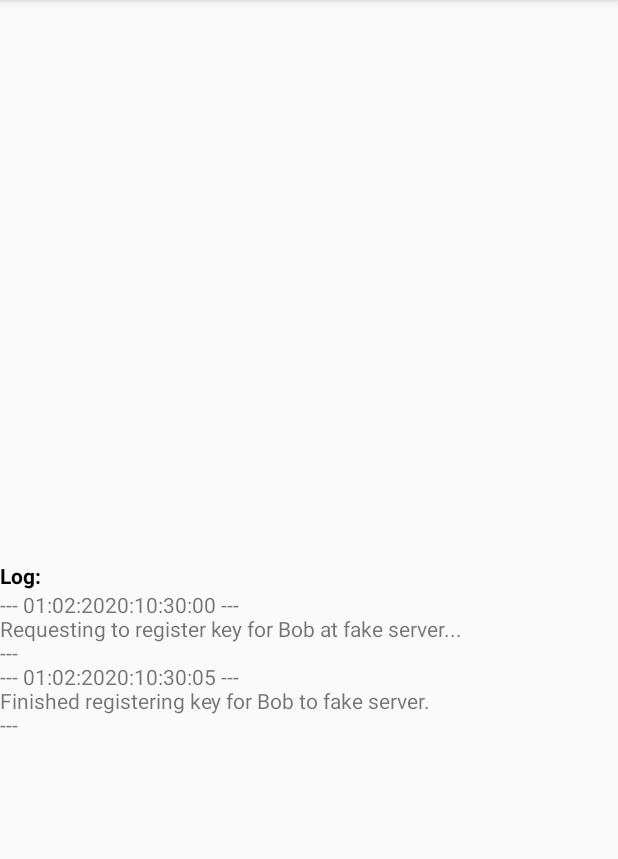
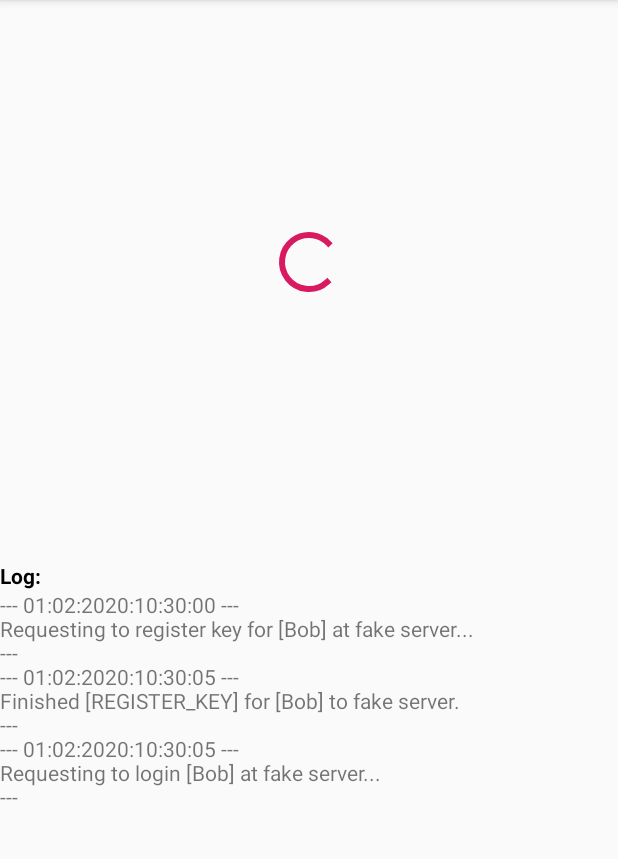
Before and after one commit to fabiocolacio/Quicksilver, an Android app: the screen it shows after launch (MainActivity), on a phone screen of 412 x 824 dp, the part 84-943 px from its top. Run offline under Robolectric (Android 15) with nearby library versions, the phone set to English and light mode, and no system bars; 1 statement that could not run was skipped.

Commit message:
Added basic UI with MVC architecture, implemented simulated login to fake server

```diff
--- a/app/build.gradle
+++ b/app/build.gradle
@@ -9,11 +9,12 @@ android {
     buildToolsVersion "29.0.2"
     defaultConfig {
         applicationId "com.example.quicksilver"
-        minSdkVersion 15
+        minSdkVersion 21
         targetSdkVersion 29
         versionCode 1
         versionName "1.0"
         testInstrumentationRunner "androidx.test.runner.AndroidJUnitRunner"
+        vectorDrawables.useSupportLibrary = true
     }
     buildTypes {
         release {
--- a/app/src/main/java/com/example/quicksilver/MainActivity.kt
+++ b/app/src/main/java/com/example/quicksilver/MainActivity.kt
@@ -2,10 +2,14 @@ package com.example.quicksilver
 
 import androidx.appcompat.app.AppCompatActivity
 import android.os.Bundle
-import android.widget.TextView
+import android.os.Handler
+import android.os.Message
+import android.util.Log
+import com.example.quicksilver.UI.Model
+import com.example.quicksilver.UI.View
 import com.example.quicksilver.testing.FakeServer
+import java.security.KeyPair
 import java.security.Security
-import java.text.SimpleDateFormat
 import java.util.*
 
 class MainActivity : AppCompatActivity() {
@@ -15,7 +19,23 @@ class MainActivity : AppCompatActivity() {
 
         const val FAKE_SERVER_DELAY_MS = 5000
         const val TEST_NAME = "Bob"
+
+        private const val MSG_REGISTER_KEY_RESULT = 0
+        private const val MSG_UNREGISTER_KEY_RESULT = 1
+        private const val MSG_LOGIN_RESULT = 2
+
+        private const val OP_REGISTER_KEY = "REGISTER_KEY"
+        private const val OP_UNREGISTER_KEY = "UNREGISTER_KEY"
+        private const val OP_LOGIN = "LOGIN"
     }
+
+    private lateinit var handler : Handler
+    private lateinit var model : Model
+    private lateinit var view : View
+
+    private lateinit var keyPair : KeyPair
+
+    class OpResult(var opType : String, var userName : String, var result: Boolean)
 
     override fun onCreate(savedInstanceState: Bundle?) {
         super.onCreate(savedInstanceState)
@@ -23,26 +43,101 @@ class MainActivity : AppCompatActivity() {
 
         Security.addProvider(org.spongycastle.jce.provider.BouncyCastleProvider())
 
-        var textDisplay = findViewById<TextView>(R.id.text_display)
-        var keyPair = SecurityHelpers.generateECKeyPair("secp256r1")
-        if (keyPair == null) {
-            logMessage("Unable to generate key pair.", textDisplay)
+        // initialize model and view objects
+        model = Model(false, ArrayList())
+        view = View(this, model)
+        model.addObserver(view)
+
+        // generate key pair, initialize fake server
+        var genKeyPair = SecurityHelpers.generateECKeyPair("secp256r1")
+        if (genKeyPair == null) {
+            model.updateNewLogMessage("Failed to generate key pair.")
             return
         }
-
+        else {
+            keyPair = genKeyPair
+        }
         var fakeServer = FakeServer(mainLooper, FAKE_SERVER_DELAY_MS)
 
-        logMessage("Requesting to register key for $TEST_NAME at fake server...", textDisplay)
+        // set up handler to process results of asynchronous calls
+        handler = Handler() {
+            val opResult = it.obj as OpResult
+            when (it.what) {
+                MSG_REGISTER_KEY_RESULT -> {
+                    processResult(opResult, fakeServer, model)
+                    true
+                }
+                MSG_UNREGISTER_KEY_RESULT -> {
+                    processResult(opResult, fakeServer, model)
+                    true
+                }
+                MSG_LOGIN_RESULT -> {
+                    processResult(opResult, fakeServer, model)
+                    true
+                }
+                else -> {
+                    model.updateNewLogMessage("Unrecognized message type to main handler: " + it.what)
+                    true
+                }
+            }
+        }
+
+        // request to register key with fake server
+        model.updateNewLogMessage("Requesting to register key for [$TEST_NAME] at fake server...")
         fakeServer.requestRegisterKey(TEST_NAME, keyPair.public.encoded, keyPair.public.format) {
-            logMessage("Finished registering key for $TEST_NAME to fake server.", textDisplay)
+            val msg = Message()
+            msg.what = MSG_REGISTER_KEY_RESULT
+            msg.obj = OpResult(OP_REGISTER_KEY, TEST_NAME, it)
+            handler.sendMessage(msg)
+        }
+
+    }
+
+    private fun processResult(result : OpResult, server : FakeServer, model : Model) {
+
+        logResult(result, model)
+
+        val userName = result.userName
+
+        when (result.opType) {
+            OP_REGISTER_KEY -> {
+                model.updateNewLogMessage("Requesting to login [$TEST_NAME] at fake server...")
+                server.requestLogin(
+                    userName,
+                    SecurityHelpers.generateECSignature(
+                        keyPair.private,
+                        FakeServer.LOGIN_TEST_VALUE
+                    )
+                ) {
+                    val msg = Message()
+                    msg.what = MSG_LOGIN_RESULT
+                    msg.obj = OpResult(OP_LOGIN, userName, it)
+                    handler.sendMessage(msg)
+                }
+            }
+            OP_UNREGISTER_KEY -> {
+                // nothing
+            }
+            OP_LOGIN -> {
+                if (result.result) {
+                    model.updateLoginStatus(true)
+                }
+            }
+            else -> {
+                model.updateNewLogMessage("Unrecognized op type: " + result.opType)
+            }
         }
     }
 
-    private fun logMessage(msg : String, textDisplay : TextView) {
-        val s = SimpleDateFormat("MM:dd:yyyy:hh:mm:ss")
-        val format = s.format(Date())
-        val display = "--- $format ---\n$msg\n---\n"
-        textDisplay.append(display)
+    private fun logResult(result : OpResult, model : Model) {
+        if (result.result) {
+            model.updateNewLogMessage("Finished [" + result.opType + "] for [" +
+                    result.userName + "] to fake server.")
+        }
+        else {
+            model.updateNewLogMessage("Failed to [" + result.opType + "] for [" +
+                    result.userName + "] to fake server.")
+        }
     }
 
 }
--- a/app/src/main/java/com/example/quicksilver/SecurityHelpers.kt
+++ b/app/src/main/java/com/example/quicksilver/SecurityHelpers.kt
@@ -6,9 +6,9 @@ import java.security.spec.ECGenParameterSpec
 class SecurityHelpers {
     companion object {
         fun generateECKeyPair(curve : String) : KeyPair? {
-            var ecGenSpec = ECGenParameterSpec(curve)
+            val ecGenSpec = ECGenParameterSpec(curve)
             try {
-                var g = KeyPairGenerator.getInstance("EC")
+                val g = KeyPairGenerator.getInstance("EC")
                 g.initialize(ecGenSpec, SecureRandom())
                 return g.generateKeyPair()
             }
@@ -25,14 +25,14 @@ class SecurityHelpers {
         }
 
         fun generateECSignature(key : PrivateKey, data : ByteArray) : ByteArray {
-            var sig = Signature.getInstance("SHA256withECDSA")
+            val sig = Signature.getInstance("SHA256withECDSA")
             sig.initSign(key)
             sig.update(data)
             return sig.sign()
         }
 
         fun validateECSignature(key : PublicKey, data : ByteArray, signature : ByteArray) : Boolean {
-            var sig = Signature.getInstance("SHA256withECDSA")
+            val sig = Signature.getInstance("SHA256withECDSA")
             sig.initVerify(key)
             sig.update(data)
             return sig.verify(signature)
--- /dev/null
+++ b/app/src/main/java/com/example/quicksilver/UI/Model.kt
@@ -0,0 +1,32 @@
+package com.example.quicksilver.UI
+
+import android.util.Log
+import java.util.*
+
+class Model (var loginFinished : Boolean, var logMessages : ArrayList<String>) : Observable() {
+
+    companion object {
+        private val TAG = Model.javaClass.canonicalName
+    }
+
+    init {
+        loginFinished = false
+        logMessages = ArrayList()
+    }
+
+    fun updateLoginStatus(newLoginStatus : Boolean) {
+        loginFinished = newLoginStatus
+        notifyObservers()
+    }
+
+    fun updateNewLogMessage(msg : String) {
+        Log.d(TAG, "updateNewLogMessage called for message: $msg")
+        logMessages.add(msg)
+        notifyObservers()
+    }
+
+    override fun notifyObservers() {
+        setChanged()
+        super.notifyObservers()
+    }
+}
--- /dev/null
+++ b/app/src/main/java/com/example/quicksilver/UI/View.kt
@@ -0,0 +1,66 @@
+package com.example.quicksilver.UI
+
+import android.graphics.drawable.AnimatedVectorDrawable
+import android.util.Log
+import android.view.View.INVISIBLE
+import android.view.View.VISIBLE
+import android.widget.ImageView
+import android.widget.TextView
+import androidx.vectordrawable.graphics.drawable.AnimatedVectorDrawableCompat
+import com.example.quicksilver.MainActivity
+import com.example.quicksilver.R
+import java.text.SimpleDateFormat
+import java.util.*
+
+class View (ctx : MainActivity, var model : Model) : Observer {
+    companion object {
+        val TAG = View.javaClass.canonicalName
+    }
+
+    class OldModelInfo(var loggedIndex : Int)
+
+    private var oldModelInfo : OldModelInfo
+    private var textDisplay : TextView
+    private var imageCheck : ImageView
+
+    init {
+        oldModelInfo = OldModelInfo(-1)
+        textDisplay = ctx.findViewById(R.id.text_display)
+        imageCheck = ctx.findViewById(R.id.image_check)
+        imageCheck.visibility = INVISIBLE
+    }
+
+    override fun update(o: Observable?, arg: Any?) {
+        updateUI()
+    }
+
+    private fun updateUI() {
+        if (model.loginFinished) {
+            animateImageCheck()
+        }
+        for (i in oldModelInfo.loggedIndex+1 until model.logMessages.size) {
+            Log.d(TAG,"Displaying model log index $i")
+            logMessage(model.logMessages[i], textDisplay)
+            oldModelInfo.loggedIndex++
+        }
+    }
+
+    private fun logMessage(msg : String, textDisplay : TextView) {
+        val s = SimpleDateFormat("MM:dd:yyyy:hh:mm:ss")
+        val format = s.format(Date())
+        val display = "--- $format ---\n$msg\n---\n"
+        textDisplay.append(display)
+    }
+
+    private fun animateImageCheck() {
+        imageCheck.visibility = VISIBLE
+        if (imageCheck.drawable is AnimatedVectorDrawable) {
+            val avd = imageCheck.drawable as AnimatedVectorDrawable
+            avd.start()
+        }
+        else if (imageCheck is AnimatedVectorDrawableCompat) {
+            val avd = imageCheck.drawable as AnimatedVectorDrawableCompat
+            avd.start()
+        }
+    }
+}
--- a/app/src/main/java/com/example/quicksilver/testing/FakeServer.kt
+++ b/app/src/main/java/com/example/quicksilver/testing/FakeServer.kt
@@ -71,20 +71,23 @@ class FakeServer(mainThreadLooper: Looper, simulatedDelay: Int) {
 
     fun requestRegisterKey(userName : String, publicKeyBytes : ByteArray, format : String,
                            callback : (Boolean) -> Unit) {
-        var msg = Message()
+        val msg = Message()
+        msg.what = MSG_REGISTER_KEY
         msg.obj = RequestInfo(userName, format, publicKeyBytes, callback)
         handler.sendMessageAtTime(msg, uptimeMillis() + simulatedDelayMs)
     }
 
     fun requestUnregisterKey(userName : String, callback : (Boolean) -> Unit) {
-        var msg = Message()
+        val msg = Message()
+        msg.what = MSG_UNREGISTER_KEY
         msg.obj = RequestInfo(userName, null,null, callback)
         handler.sendMessageAtTime(msg, uptimeMillis() + simulatedDelayMs)
     }
 
     fun requestLogin(userName : String, testSignature : ByteArray,
                      callback : (Boolean) -> Unit) {
-        var msg = Message()
+        val msg = Message()
+        msg.what = MSG_LOGIN
         msg.obj = RequestInfo(userName, null, testSignature, callback)
         handler.sendMessageAtTime(msg, uptimeMillis() + simulatedDelayMs)
     }
@@ -95,7 +98,7 @@ class FakeServer(mainThreadLooper: Looper, simulatedDelay: Int) {
             callback(false)
             return
         }
-        var spec : KeySpec
+        val spec : KeySpec
         if (format == "X.509") {
             spec = X509EncodedKeySpec(publicKeyBytes)
         }
--- /dev/null
+++ b/app/src/main/res/drawable/check_anim.xml
@@ -0,0 +1,29 @@
+<animated-vector
+    xmlns:android="http://schemas.android.com/apk/res/android"
+    xmlns:aapt="http://schemas.android.com/aapt">
+    <aapt:attr name="android:drawable">
+        <vector
+            android:name="vector"
+            android:width="24dp"
+            android:height="24dp"
+            android:viewportWidth="24"
+            android:viewportHeight="24">
+            <path
+                android:name="path_1"
+                android:pathData="M 3 11 L 9 17 L 21 5"
+                android:strokeColor="#000000"
+                android:strokeWidth="4"/>
+        </vector>
+    </aapt:attr>
+    <target android:name="path_1">
+        <aapt:attr name="android:animation">
+            <objectAnimator
+                android:propertyName="trimPathEnd"
+                android:duration="500"
+                android:valueFrom="0"
+                android:valueTo="1"
+                android:valueType="floatType"
+                android:interpolator="@android:interpolator/fast_out_slow_in"/>
+        </aapt:attr>
+    </target>
+</animated-vector>
--- a/app/src/main/res/layout/activity_main.xml
+++ b/app/src/main/res/layout/activity_main.xml
@@ -12,11 +12,28 @@
         android:orientation="vertical"
         android:weightSum="1.0">
 
-        <View
+        <LinearLayout
             android:layout_width="match_parent"
             android:layout_height="0dp"
-            android:layout_weight="0.5">
-        </View>
+            android:orientation="vertical"
+            android:layout_weight="0.5"
+            android:gravity="center">
+
+            <ProgressBar
+                android:id="@+id/indeterminateBar"
+                android:layout_width="wrap_content"
+                android:layout_height="wrap_content"
+                app:layout_constraintBottom_toBottomOf="parent"
+                app:layout_constraintLeft_toLeftOf="parent"
+                app:layout_constraintRight_toRightOf="parent"
+                app:layout_constraintTop_toTopOf="parent" />
+
+            <ImageView
+                android:id="@+id/image_check"
+                android:layout_width="wrap_content"
+                android:layout_height="wrap_content"
+                app:srcCompat="@drawable/check_anim" />
+        </LinearLayout>
 
         <TextView
             android:id="@+id/textView"
```
